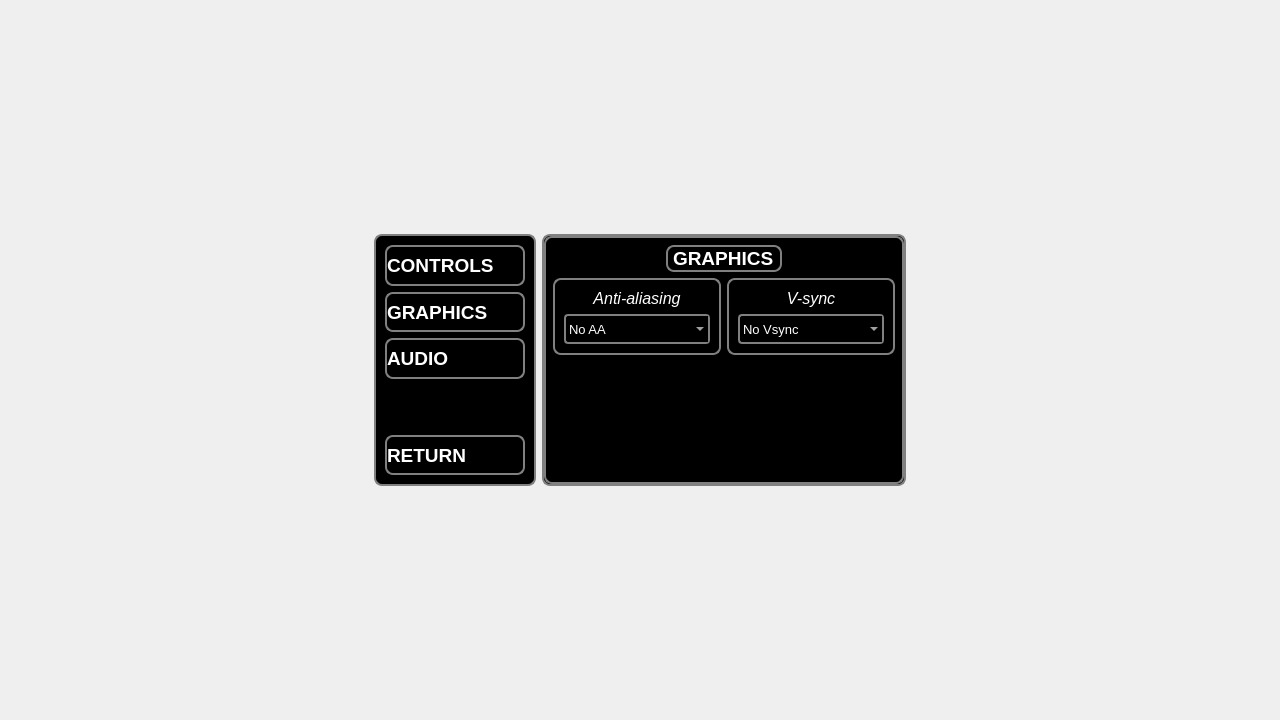
First picture: the form in interface/options.ui, repository StylishTriangles/Aurora, before the edit.
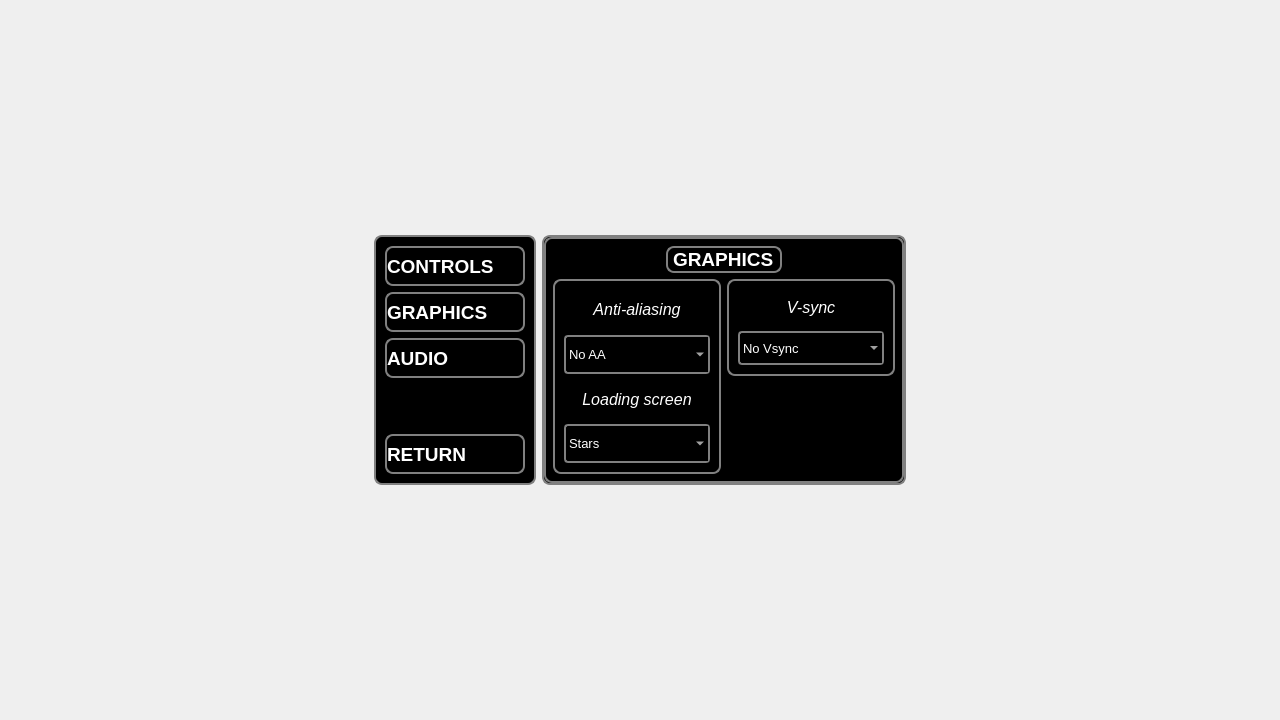
Second picture: the form after the edit. Icons and pictures are not drawn.

Commit message:
Loading screen update
It is now possible to switch loading screen type

What changed in the file:
```diff
--- a/interface/options.ui
+++ b/interface/options.ui
@@ -298,7 +298,59 @@
      </layout>
     </widget>
    </item>
-   <item row="1" column="2">
+   <item row="0" column="1">
+    <spacer name="verticalSpacer_2">
+     <property name="orientation">
+      <enum>Qt::Vertical</enum>
+     </property>
+     <property name="sizeHint" stdset="0">
+      <size>
+       <width>20</width>
+       <height>40</height>
+      </size>
+     </property>
+    </spacer>
+   </item>
+   <item row="1" column="4">
+    <spacer name="horizontalSpacer_2">
+     <property name="orientation">
+      <enum>Qt::Horizontal</enum>
+     </property>
+     <property name="sizeHint" stdset="0">
+      <size>
+       <width>80</width>
+       <height>20</height>
+      </size>
+     </property>
+    </spacer>
+   </item>
+   <item row="2" column="1">
+    <spacer name="verticalSpacer_3">
+     <property name="orientation">
+      <enum>Qt::Vertical</enum>
+     </property>
+     <property name="sizeHint" stdset="0">
+      <size>
+       <width>20</width>
+       <height>40</height>
+      </size>
+     </property>
+    </spacer>
+   </item>
+   <item row="1" column="0">
+    <spacer name="horizontalSpacer">
+     <property name="orientation">
+      <enum>Qt::Horizontal</enum>
+     </property>
+     <property name="sizeHint" stdset="0">
+      <size>
+       <width>80</width>
+       <height>20</height>
+      </size>
+     </property>
+    </spacer>
+   </item>
+   <item row="1" column="3">
     <widget class="QStackedWidget" name="stackedWidget">
      <property name="sizePolicy">
       <sizepolicy hsizetype="Minimum" vsizetype="Expanding">
@@ -351,45 +403,6 @@
      </widget>
      <widget class="QWidget" name="page_2">
       <layout class="QGridLayout" name="gridLayout_3">
-       <item row="3" column="1">
-        <spacer name="verticalSpacer_5">
-         <property name="orientation">
-          <enum>Qt::Vertical</enum>
-         </property>
-         <property name="sizeHint" stdset="0">
-          <size>
-           <width>20</width>
-           <height>40</height>
-          </size>
-         </property>
-        </spacer>
-       </item>
-       <item row="0" column="3">
-        <spacer name="horizontalSpacer_4">
-         <property name="orientation">
-          <enum>Qt::Horizontal</enum>
-         </property>
-         <property name="sizeHint" stdset="0">
-          <size>
-           <width>105</width>
-           <height>20</height>
-          </size>
-         </property>
-        </spacer>
-       </item>
-       <item row="0" column="0">
-        <spacer name="horizontalSpacer_3">
-         <property name="orientation">
-          <enum>Qt::Horizontal</enum>
-         </property>
-         <property name="sizeHint" stdset="0">
-          <size>
-           <width>105</width>
-           <height>20</height>
-          </size>
-         </property>
-        </spacer>
-       </item>
        <item row="0" column="1" colspan="2">
         <widget class="QLabel" name="label_3">
          <property name="sizePolicy">
@@ -416,7 +429,46 @@
          </property>
         </widget>
        </item>
-       <item row="4" column="1">
+       <item row="0" column="3">
+        <spacer name="horizontalSpacer_4">
+         <property name="orientation">
+          <enum>Qt::Horizontal</enum>
+         </property>
+         <property name="sizeHint" stdset="0">
+          <size>
+           <width>105</width>
+           <height>20</height>
+          </size>
+         </property>
+        </spacer>
+       </item>
+       <item row="0" column="0">
+        <spacer name="horizontalSpacer_3">
+         <property name="orientation">
+          <enum>Qt::Horizontal</enum>
+         </property>
+         <property name="sizeHint" stdset="0">
+          <size>
+           <width>105</width>
+           <height>20</height>
+          </size>
+         </property>
+        </spacer>
+       </item>
+       <item row="2" column="3">
+        <spacer name="verticalSpacer_5">
+         <property name="orientation">
+          <enum>Qt::Vertical</enum>
+         </property>
+         <property name="sizeHint" stdset="0">
+          <size>
+           <width>20</width>
+           <height>40</height>
+          </size>
+         </property>
+        </spacer>
+       </item>
+       <item row="3" column="3">
         <spacer name="verticalSpacer_4">
          <property name="orientation">
           <enum>Qt::Vertical</enum>
@@ -429,6 +481,158 @@
          </property>
         </spacer>
        </item>
+       <item row="1" column="0" rowspan="4" colspan="2">
+        <widget class="QFrame" name="frame_2">
+         <property name="sizePolicy">
+          <sizepolicy hsizetype="Minimum" vsizetype="Minimum">
+           <horstretch>0</horstretch>
+           <verstretch>0</verstretch>
+          </sizepolicy>
+         </property>
+         <property name="frameShape">
+          <enum>QFrame::StyledPanel</enum>
+         </property>
+         <property name="frameShadow">
+          <enum>QFrame::Raised</enum>
+         </property>
+         <layout class="QVBoxLayout" name="verticalLayout">
+          <item>
+           <widget class="QLabel" name="AAlabel">
+            <property name="sizePolicy">
+             <sizepolicy hsizetype="Preferred" vsizetype="Minimum">
+              <horstretch>0</horstretch>
+              <verstretch>0</verstretch>
+             </sizepolicy>
+            </property>
+            <property name="font">
+             <font>
+              <pointsize>12</pointsize>
+              <italic>true</italic>
+             </font>
+            </property>
+            <property name="layoutDirection">
+             <enum>Qt::LeftToRight</enum>
+            </property>
+            <property name="styleSheet">
+             <string notr="true">border: transparent;</string>
+            </property>
+            <property name="text">
+             <string>Anti-aliasing</string>
+            </property>
+            <property name="alignment">
+             <set>Qt::AlignCenter</set>
+            </property>
+           </widget>
+          </item>
+          <item>
+           <widget class="QComboBox" name="AAbox">
+            <property name="sizePolicy">
+             <sizepolicy hsizetype="Minimum" vsizetype="Minimum">
+              <horstretch>0</horstretch>
+              <verstretch>0</verstretch>
+             </sizepolicy>
+            </property>
+            <property name="minimumSize">
+             <size>
+              <width>120</width>
+              <height>30</height>
+             </size>
+            </property>
+            <property name="font">
+             <font>
+              <pointsize>10</pointsize>
+             </font>
+            </property>
+            <property name="styleSheet">
+             <string notr="true"/>
+            </property>
+            <item>
+             <property name="text">
+              <string>No AA</string>
+             </property>
+            </item>
+            <item>
+             <property name="text">
+              <string>2x MSAA</string>
+             </property>
+            </item>
+            <item>
+             <property name="text">
+              <string>4x MSAA</string>
+             </property>
+            </item>
+            <item>
+             <property name="text">
+              <string>8x MSAA</string>
+             </property>
+            </item>
+           </widget>
+          </item>
+          <item>
+           <widget class="QLabel" name="LSlabel">
+            <property name="sizePolicy">
+             <sizepolicy hsizetype="Preferred" vsizetype="Minimum">
+              <horstretch>0</horstretch>
+              <verstretch>0</verstretch>
+             </sizepolicy>
+            </property>
+            <property name="font">
+             <font>
+              <pointsize>12</pointsize>
+              <italic>true</italic>
+             </font>
+            </property>
+            <property name="layoutDirection">
+             <enum>Qt::LeftToRight</enum>
+            </property>
+            <property name="styleSheet">
+             <string notr="true">border: transparent;</string>
+            </property>
+            <property name="text">
+             <string>Loading screen</string>
+            </property>
+            <property name="alignment">
+             <set>Qt::AlignCenter</set>
+            </property>
+           </widget>
+          </item>
+          <item>
+           <widget class="QComboBox" name="LSbox">
+            <property name="sizePolicy">
+             <sizepolicy hsizetype="Minimum" vsizetype="Minimum">
+              <horstretch>0</horstretch>
+              <verstretch>0</verstretch>
+             </sizepolicy>
+            </property>
+            <property name="minimumSize">
+             <size>
+              <width>120</width>
+              <height>30</height>
+             </size>
+            </property>
+            <property name="font">
+             <font>
+              <pointsize>10</pointsize>
+             </font>
+            </property>
+            <property name="styleSheet">
+             <string notr="true"/>
+            </property>
+            <item>
+             <property name="text">
+              <string>Stars</string>
+             </property>
+            </item>
+            <item>
+             <property name="text">
+              <string>Beautiful ocean</string>
+             </property>
+            </item>
+           </widget>
+          </item>
+         </layout>
+        </widget>
+       </item>
        <item row="1" column="2" colspan="2">
         <widget class="QFrame" name="frame_3">
          <property name="sizePolicy">
@@ -514,109 +718,6 @@
          </layout>
         </widget>
        </item>
-       <item row="2" column="1">
-        <spacer name="verticalSpacer_6">
-         <property name="orientation">
-          <enum>Qt::Vertical</enum>
-         </property>
-         <property name="sizeHint" stdset="0">
-          <size>
-           <width>20</width>
-           <height>40</height>
-          </size>
-         </property>
-        </spacer>
-       </item>
-       <item row="1" column="0" colspan="2">
-        <widget class="QFrame" name="frame_2">
-         <property name="sizePolicy">
-          <sizepolicy hsizetype="Minimum" vsizetype="Minimum">
-           <horstretch>0</horstretch>
-           <verstretch>0</verstretch>
-          </sizepolicy>
-         </property>
-         <property name="frameShape">
-          <enum>QFrame::StyledPanel</enum>
-         </property>
-         <property name="frameShadow">
-          <enum>QFrame::Raised</enum>
-         </property>
-         <layout class="QVBoxLayout" name="verticalLayout">
-          <item>
-           <widget class="QLabel" name="AAlabel">
-            <property name="sizePolicy">
-             <sizepolicy hsizetype="Preferred" vsizetype="Minimum">
-              <horstretch>0</horstretch>
-              <verstretch>0</verstretch>
-             </sizepolicy>
-            </property>
-            <property name="font">
-             <font>
-              <pointsize>12</pointsize>
-              <italic>true</italic>
-             </font>
-            </property>
-            <property name="layoutDirection">
-             <enum>Qt::LeftToRight</enum>
-            </property>
-            <property name="styleSheet">
-             <string notr="true">border: transparent;</string>
-            </property>
-            <property name="text">
-             <string>Anti-aliasing</string>
-            </property>
-            <property name="alignment">
-             <set>Qt::AlignCenter</set>
-            </property>
-           </widget>
-          </item>
-          <item>
-           <widget class="QComboBox" name="AAbox">
-            <property name="sizePolicy">
-             <sizepolicy hsizetype="Minimum" vsizetype="Minimum">
-              <horstretch>0</horstretch>
-              <verstretch>0</verstretch>
-             </sizepolicy>
-            </property>
-            <property name="minimumSize">
-             <size>
-              <width>120</width>
-              <height>30</height>
-             </size>
-            </property>
-            <property name="font">
-             <font>
-              <pointsize>10</pointsize>
-             </font>
-            </property>
-            <property name="styleSheet">
-             <string notr="true"/>
-            </property>
-            <item>
-             <property name="text">
-              <string>No AA</string>
-             </property>
-            </item>
-            <item>
-             <property name="text">
-              <string>2x MSAA</string>
-             </property>
-            </item>
-            <item>
-             <property name="text">
-              <string>4x MSAA</string>
-             </property>
-            </item>
-            <item>
-             <property name="text">
-              <string>8x MSAA</string>
-             </property>
-            </item>
-           </widget>
-          </item>
-         </layout>
-        </widget>
-       </item>
       </layout>
      </widget>
      <widget class="QWidget" name="page_3">
```
Left out of the diff: 52 changed lines with no effect on the pictures. The commit also changes 5 other files.
